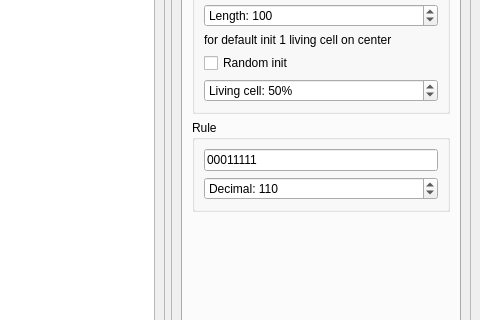
Old version of the form mainwindow.ui in the repository DOCtorKamski/ElementaryCellularAutomaton; both pictures show x 319 to 799 and y 136 to 456 of the 799 by 597 pixel window.
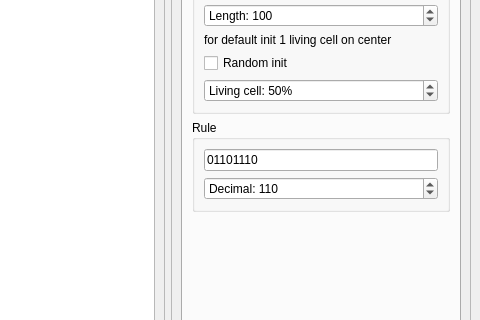
New version of the form.

What changed in the file:
```diff
--- a/mainwindow.ui
+++ b/mainwindow.ui
@@ -255,7 +255,7 @@
                  <string>BBBBBBBB;_</string>
                 </property>
                 <property name="text">
-                 <string>00011111</string>
+                 <string>01101110</string>
                 </property>
                 <property name="cursorPosition">
                  <number>0</number>
```
Left out of the diff: 2 changed lines with no effect on the pictures.
